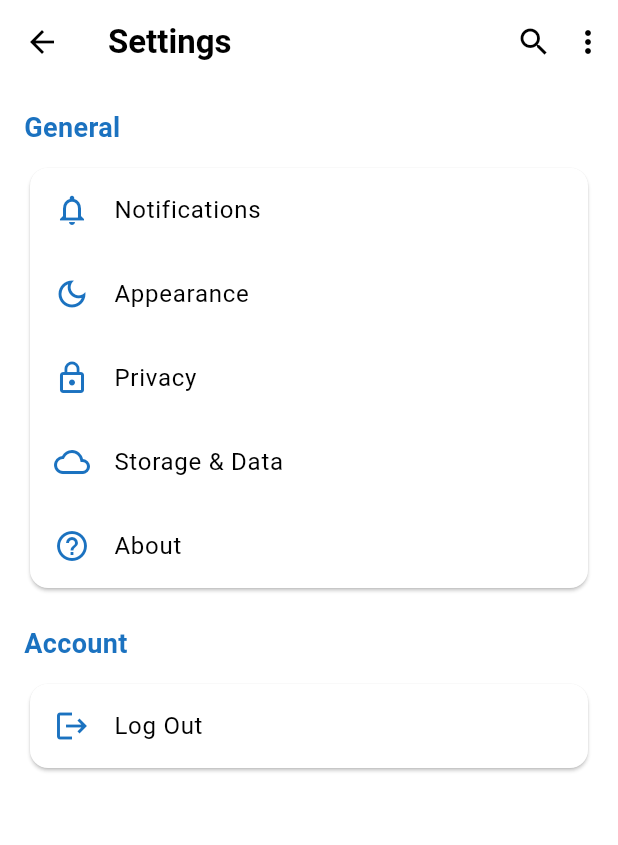
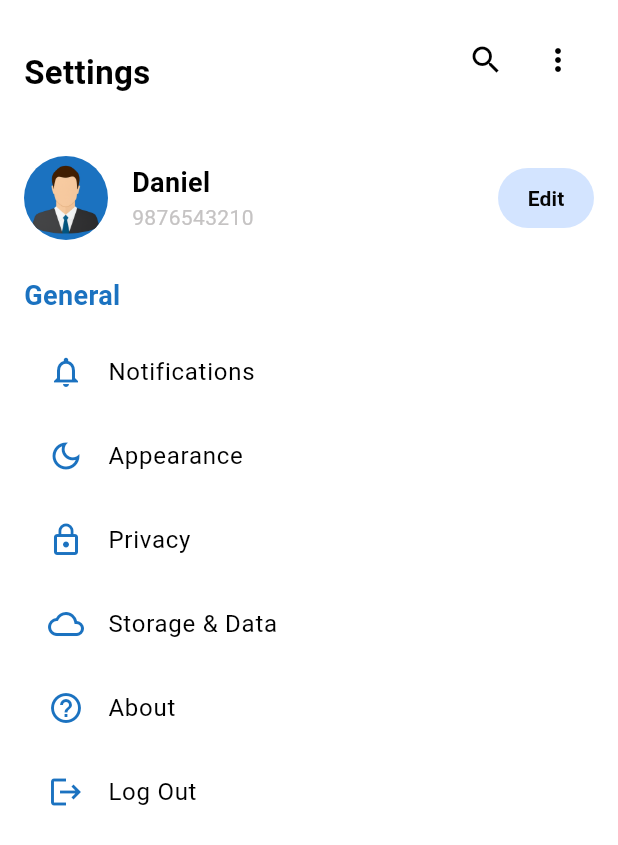
Before and after one commit to yana-malhotra27/chatApp, a Flutter app: the SettingsPage screen opened directly, on a phone screen of 412 x 824 dp. Shown: the top 845 px of the screen. Run offline on Flutter 3.47's test engine with Material 3 defaults, Android fonts, the phone set to English and light mode, and no system bars; our stand-ins replace cloud_firestore, firebase_auth, firebase_core; accounts and stored records are empty.

Commit message:
settings

```diff
--- a/lib/page/settings_page.dart
+++ b/lib/page/settings_page.dart
@@ -29,30 +29,19 @@ class _SettingsPageState extends State<SettingsPage> {
     final colorScheme = Theme.of(context).colorScheme;
 
     return Scaffold(
-      appBar: AppBar(
-        title: _isSearching
-            ? TextField(
-                controller: _searchController,
-                autofocus: true,
-                decoration: const InputDecoration(
-                  hintText: "Search settings...",
-                  border: InputBorder.none,
-                ),
-                onChanged: (value) {
-                  setState(() {
-                    _searchQuery = value;
-                  });
-                },
-              )
-            : const Text(
-                "Settings",
-                style: TextStyle(fontWeight: FontWeight.bold),
-              ),
-        backgroundColor: Colors.transparent,
-        elevation: 0,
-        scrolledUnderElevation: 0,
-        surfaceTintColor: Colors.transparent,
-        actions: [
+      body: SafeArea(
+        child: ListView(
+          padding: const EdgeInsets.all(16),
+          children: [
+            // Custom stacked header
+            Stack(
+              children: [
+                // Top-right actions
+                Align(
+                  alignment: Alignment.topRight,
+                  child: Row(
+                    mainAxisSize: MainAxisSize.min,
+                    children: [
                       IconButton(
                         icon: Icon(_isSearching ? Icons.close : Icons.search),
                         onPressed: () {
@@ -65,14 +54,100 @@ class _SettingsPageState extends State<SettingsPage> {
                           });
                         },
                       ),
-          const Icon(Icons.more_vert),
-          const SizedBox(width: 8),
+                      IconButton(
+                        icon: const Icon(Icons.more_vert),
+                        onPressed: () {},
+                      ),
                     ],
                   ),
-      body: ListView(
-        padding: const EdgeInsets.all(16),
+                ),
+                // Bottom-left title
+                const Positioned(
+                  bottom: 0,
+                  left: 0,
+                  child: Text(
+                    "Settings",
+                    style: TextStyle(
+                      fontSize: 22,
+                      fontWeight: FontWeight.bold,
+                    ),
+                  ),
+                ),
+              ],
+            ),
+            const SizedBox(height: 16),
+
+            // Optional search field
+            if (_isSearching)
+              TextField(
+                controller: _searchController,
+                autofocus: true,
+                decoration: const InputDecoration(
+                  hintText: "Search settings...",
+                  border: OutlineInputBorder(),
+                  contentPadding:
+                      EdgeInsets.symmetric(horizontal: 16, vertical: 8),
+                ),
+                onChanged: (value) {
+                  setState(() {
+                    _searchQuery = value;
+                  });
+                },
+              ),
+
+            const SizedBox(height: 24),
+
+            // User info
+            Row(
               children: [
-          // General Section
+                const CircleAvatar(
+                  radius: 28,
+                  backgroundImage: AssetImage('lib/images/person.jpg'),
+                ),
+                const SizedBox(width: 16),
+                Expanded(
+                  child: Column(
+                    crossAxisAlignment: CrossAxisAlignment.start,
+                    children: [
+                      const Text(
+                        'Daniel',
+                        style: TextStyle(
+                            fontSize: 18, fontWeight: FontWeight.bold),
+                      ),
+                      Text(
+                        '9876543210',
+                        style: TextStyle(
+                          fontSize: 14,
+                          color: colorScheme.inversePrimary,
+                        ),
+                      ),
+                    ],
+                  ),
+                ),
+                TextButton(
+                  style: TextButton.styleFrom(
+                    backgroundColor: Theme.of(context).colorScheme.secondary,
+                    shape: RoundedRectangleBorder(
+                      borderRadius: BorderRadius.circular(30),
+                    ),
+                    padding: const EdgeInsets.symmetric(
+                        horizontal: 16, vertical: 8),
+                  ),
+                  onPressed: () {},
+                  child: Text(
+                    'Edit',
+                    style: TextStyle(
+                      fontWeight: FontWeight.bold,
+                      color: Theme.of(context).colorScheme.tertiary,
+                    ),
+                  ),
+                ),
+              ],
+            ),
+
+            const SizedBox(height: 24),
+
+            // Section title
             Text(
               "General",
               style: TextStyle(
@@ -82,17 +157,13 @@ class _SettingsPageState extends State<SettingsPage> {
               ),
             ),
             const SizedBox(height: 10),
-          Card(
-            shape: RoundedRectangleBorder(
-              borderRadius: BorderRadius.circular(12),
-            ),
-            child: Column(
-              children: [
+
+            // Settings list with search filter
             if (_searchQuery.isEmpty ||
                 "notifications".contains(_searchQuery.toLowerCase()))
               ListTile(
-                    leading: Icon(Icons.notifications_none,
-                        color: colorScheme.primary),
+                leading:
+                    Icon(Icons.notifications_none, color: colorScheme.primary),
                 title: const Text("Notifications"),
                 onTap: () {
                   Navigator.push(
@@ -105,56 +176,32 @@ class _SettingsPageState extends State<SettingsPage> {
             if (_searchQuery.isEmpty ||
                 "appearance".contains(_searchQuery.toLowerCase()))
               ListTile(
-                    leading: Icon(Icons.dark_mode_outlined,
-                        color: colorScheme.primary),
+                leading:
+                    Icon(Icons.dark_mode_outlined, color: colorScheme.primary),
                 title: const Text("Appearance"),
                 onTap: () => themeProvider.toggleTheme(),
               ),
             if (_searchQuery.isEmpty ||
                 "privacy".contains(_searchQuery.toLowerCase()))
               ListTile(
-                    leading:
-                        Icon(Icons.lock_outline, color: colorScheme.primary),
+                leading: Icon(Icons.lock_outline, color: colorScheme.primary),
                 title: const Text("Privacy"),
                 onTap: () {},
               ),
             if (_searchQuery.isEmpty ||
                 "storage".contains(_searchQuery.toLowerCase()))
               ListTile(
-                    leading:
-                        Icon(Icons.cloud_outlined, color: colorScheme.primary),
+                leading: Icon(Icons.cloud_outlined, color: colorScheme.primary),
                 title: const Text("Storage & Data"),
                 onTap: () {},
               ),
             if (_searchQuery.isEmpty ||
                 "about".contains(_searchQuery.toLowerCase()))
               ListTile(
-                    leading:
-                        Icon(Icons.help_outline, color: colorScheme.primary),
+                leading: Icon(Icons.help_outline, color: colorScheme.primary),
                 title: const Text("About"),
                 onTap: () {},
               ),
-              ],
-            ),
-          ),
-          const SizedBox(height: 20),
-
-          // Account Section
-          Text(
-            "Account",
-            style: TextStyle(
-              fontSize: 18,
-              fontWeight: FontWeight.bold,
-              color: colorScheme.primary,
-            ),
-          ),
-          const SizedBox(height: 10),
-          Card(
-            shape: RoundedRectangleBorder(
-              borderRadius: BorderRadius.circular(12),
-            ),
-            child: Column(
-              children: [
             if (_searchQuery.isEmpty ||
                 "log out".contains(_searchQuery.toLowerCase()))
               ListTile(
@@ -165,8 +212,6 @@ class _SettingsPageState extends State<SettingsPage> {
           ],
         ),
       ),
-        ],
-      ),
     );
   }
 }
```
Lines whose indentation alone changed are shown as unchanged.
